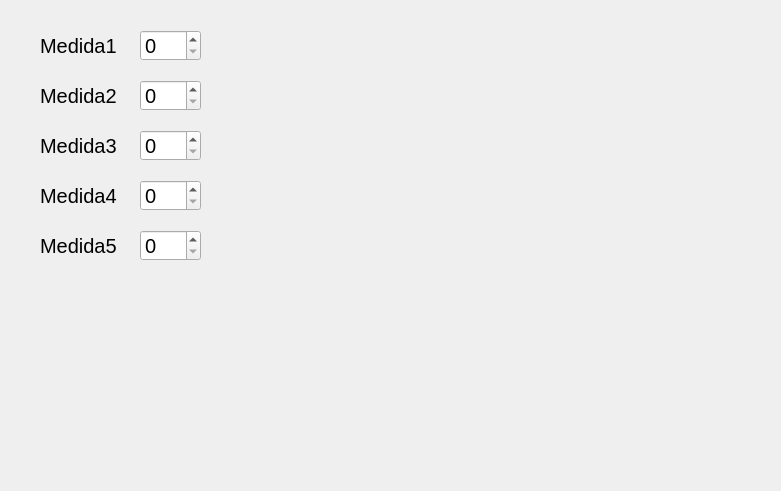
Old version of the form Bolsaco/Rebobinadora.ui in the repository maurocipo/Bolsaco.
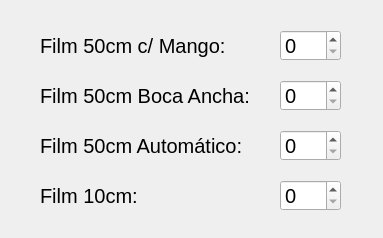
New version of the form.

Patch:
```diff
--- a/Bolsaco/Rebobinadora.ui
+++ b/Bolsaco/Rebobinadora.ui
@@ -6,8 +6,8 @@
    <rect>
     <x>0</x>
     <y>0</y>
-    <width>781</width>
-    <height>491</height>
+    <width>383</width>
+    <height>238</height>
    </rect>
   </property>
   <property name="windowTitle">
@@ -16,7 +16,7 @@
   <widget class="QSpinBox" name="spinBox_Medida1">
    <property name="geometry">
     <rect>
-     <x>140</x>
+     <x>280</x>
      <y>30</y>
      <width>61</width>
      <height>31</height>
@@ -28,28 +28,10 @@
     </font>
    </property>
   </widget>
-  <widget class="QLabel" name="Medida5">
+  <widget class="QSpinBox" name="spinBox_Film50Automatico">
    <property name="geometry">
     <rect>
-     <x>40</x>
-     <y>230</y>
-     <width>81</width>
-     <height>31</height>
-    </rect>
-   </property>
-   <property name="font">
-    <font>
-     <pointsize>15</pointsize>
-    </font>
-   </property>
-   <property name="text">
-    <string>Medida5</string>
-   </property>
-  </widget>
-  <widget class="QSpinBox" name="spinBox_Medida3">
-   <property name="geometry">
-    <rect>
-     <x>140</x>
+     <x>280</x>
      <y>130</y>
      <width>61</width>
      <height>31</height>
@@ -61,27 +43,12 @@
     </font>
    </property>
   </widget>
-  <widget class="QSpinBox" name="spinBox_Medida5">
-   <property name="geometry">
-    <rect>
-     <x>140</x>
-     <y>230</y>
-     <width>61</width>
-     <height>31</height>
-    </rect>
-   </property>
-   <property name="font">
-    <font>
-     <pointsize>15</pointsize>
-    </font>
-   </property>
-  </widget>
   <widget class="QLabel" name="Medida4">
    <property name="geometry">
     <rect>
      <x>40</x>
      <y>180</y>
-     <width>81</width>
+     <width>141</width>
      <height>31</height>
     </rect>
    </property>
@@ -91,7 +58,7 @@
     </font>
    </property>
    <property name="text">
-    <string>Medida4</string>
+    <string>Film 10cm:</string>
    </property>
   </widget>
   <widget class="QLabel" name="Medida1">
@@ -99,7 +66,7 @@
     <rect>
      <x>40</x>
      <y>30</y>
-     <width>81</width>
+     <width>191</width>
      <height>31</height>
     </rect>
    </property>
@@ -109,13 +76,13 @@
     </font>
    </property>
    <property name="text">
-    <string>Medida1</string>
+    <string>Film 50cm c/ Mango:</string>
    </property>
   </widget>
   <widget class="QSpinBox" name="spinBox_Medida2">
    <property name="geometry">
     <rect>
-     <x>140</x>
+     <x>280</x>
      <y>80</y>
      <width>61</width>
      <height>31</height>
@@ -132,7 +99,7 @@
     <rect>
      <x>40</x>
      <y>80</y>
-     <width>81</width>
+     <width>321</width>
      <height>31</height>
     </rect>
    </property>
@@ -142,7 +109,7 @@
     </font>
    </property>
    <property name="text">
-    <string>Medida2</string>
+    <string>Film 50cm Boca Ancha:</string>
    </property>
   </widget>
   <widget class="QLabel" name="Medida3">
@@ -150,7 +117,7 @@
     <rect>
      <x>40</x>
      <y>130</y>
-     <width>81</width>
+     <width>221</width>
      <height>31</height>
     </rect>
    </property>
@@ -160,13 +127,13 @@
     </font>
    </property>
    <property name="text">
-    <string>Medida3</string>
+    <string>Film 50cm Automático:</string>
    </property>
   </widget>
   <widget class="QSpinBox" name="spinBox_Medida4">
    <property name="geometry">
     <rect>
-     <x>140</x>
+     <x>280</x>
      <y>180</y>
      <width>61</width>
      <height>31</height>
```
Left out of the diff: 15 changed lines with no effect on the pictures.
